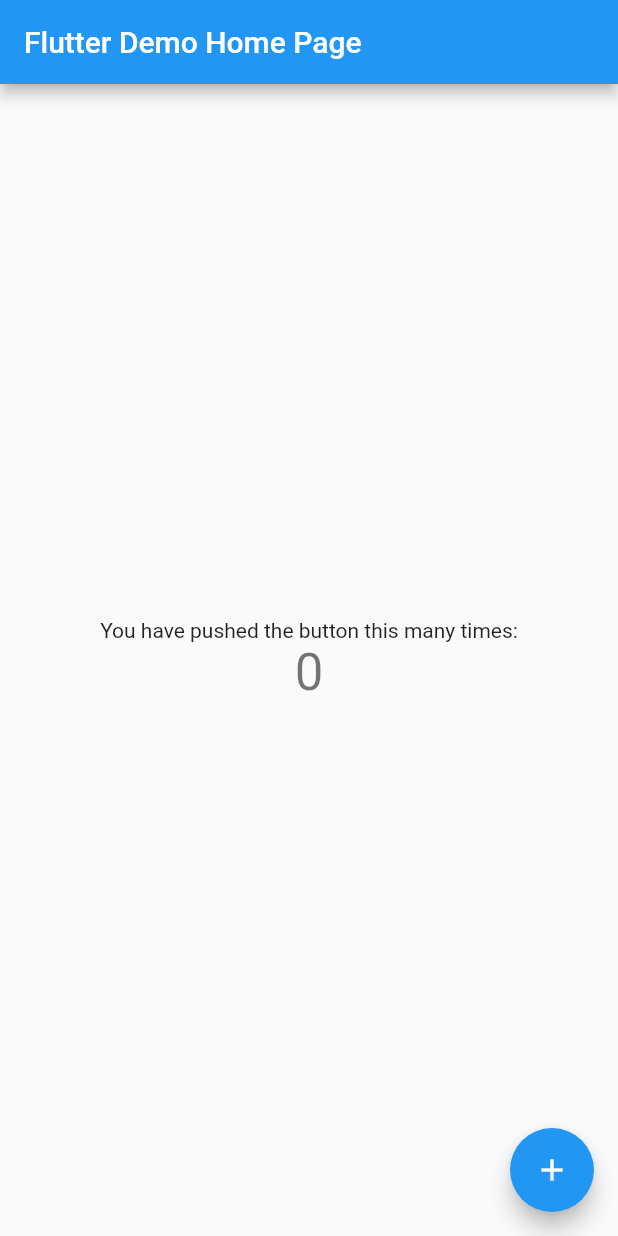
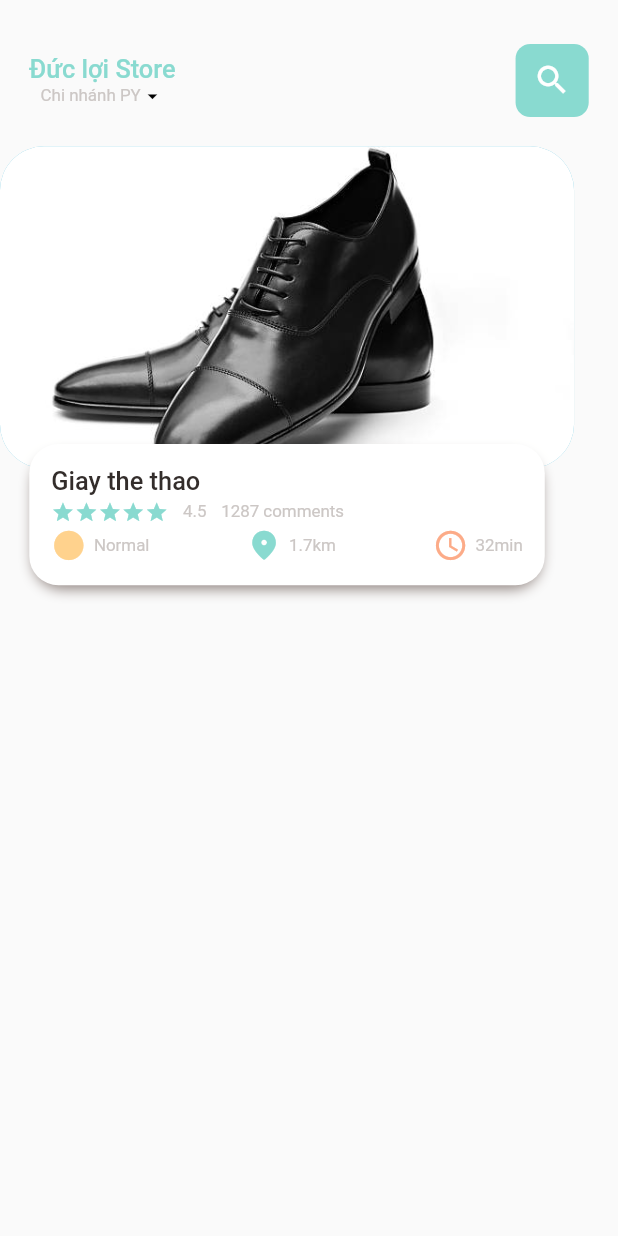
Before and after one commit to leminhmy/store_shoes_app, a Flutter app: the screen it shows after launch, on a phone screen of 412 x 824 dp. Run offline on Flutter 3.47's test engine with Material 2 defaults, Android fonts, the phone set to English and light mode, and no system bars; our stand-ins replace get.

Commit message:
start build widget Home

```diff
--- /dev/null
+++ b/lib/components/big_text.dart
@@ -0,0 +1,24 @@
+import 'package:flutter/material.dart';
+
+import '../utils/colors.dart';
+import '../utils/dimensions.dart';
+
+class BigText extends StatelessWidget {
+  const BigText({
+    Key? key, required this.text, this.fontSize = 18, this.color = Colors.grey, this.fontWeight = FontWeight.w500,
+  }) : super(key: key);
+
+  final String text;
+  final double fontSize;
+  final Color color;
+  final FontWeight fontWeight;
+
+  @override
+  Widget build(BuildContext context) {
+    return Text(text,style: TextStyle(
+      color: color==Colors.grey?AppColors.mainColor:color,
+      fontSize: fontSize==18?Dimensions.font18:fontSize,
+      fontWeight: FontWeight.w500,
+    ));
+  }
+}
--- /dev/null
+++ b/lib/components/icon_and_text.dart
@@ -0,0 +1,25 @@
+import 'package:flutter/material.dart';
+import 'package:store_shoes_app/components/small_text.dart';
+
+import '../utils/dimensions.dart';
+
+class IconAndText extends StatelessWidget {
+  const IconAndText({
+    Key? key, required this.text, required this.icon, required this.color,
+  }) : super(key: key);
+
+  final String text;
+  final IconData icon;
+  final Color color;
+
+  @override
+  Widget build(BuildContext context) {
+    return Row(
+      children: [
+        Icon(icon,color: color,size: Dimensions.iconSize24,),
+        const SizedBox(width: 5,),
+        SmallText(text: text,),
+      ],
+    );
+  }
+}
--- /dev/null
+++ b/lib/components/small_text.dart
@@ -0,0 +1,22 @@
+import 'package:flutter/material.dart';
+
+import '../utils/colors.dart';
+import '../utils/dimensions.dart';
+
+class SmallText extends StatelessWidget {
+  const SmallText({
+    Key? key, required this.text, this.fontSize = 12, this.color = Colors.grey,
+  }) : super(key: key);
+
+  final String text;
+  final double fontSize;
+  final Color color;
+
+  @override
+  Widget build(BuildContext context) {
+    return Text(text,style: TextStyle(
+      color: color==Colors.grey?AppColors.textColor:color,
+      fontSize: fontSize==12?Dimensions.font12:fontSize,
+    ));
+  }
+}
--- a/lib/main.dart
+++ b/lib/main.dart
@@ -1,4 +1,6 @@
 import 'package:flutter/material.dart';
+import 'package:store_shoes_app/screens/home_page/home_page.dart';
+import 'package:get/get.dart';
 
 void main() {
   runApp(const MyApp());
@@ -10,106 +12,13 @@ class MyApp extends StatelessWidget {
   // This widget is the root of your application.
   @override
   Widget build(BuildContext context) {
-    return MaterialApp(
+    return GetMaterialApp(
+      debugShowCheckedModeBanner: false,
       title: 'Flutter Demo',
       theme: ThemeData(
-        // This is the theme of your application.
-        //
-        // Try running your application with "flutter run". You'll see the
-        // application has a blue toolbar. Then, without quitting the app, try
-        // changing the primarySwatch below to Colors.green and then invoke
-        // "hot reload" (press "r" in the console where you ran "flutter run",
-        // or simply save your changes to "hot reload" in a Flutter IDE).
-        // Notice that the counter didn't reset back to zero; the application
-        // is not restarted.
         primarySwatch: Colors.blue,
       ),
-      home: const MyHomePage(title: 'Flutter Demo Home Page'),
+      home: const HomePage(),
     );
   }
 }
-
-class MyHomePage extends StatefulWidget {
-  const MyHomePage({Key? key, required this.title}) : super(key: key);
-
-  // This widget is the home page of your application. It is stateful, meaning
-  // that it has a State object (defined below) that contains fields that affect
-  // how it looks.
-
-  // This class is the configuration for the state. It holds the values (in this
-  // case the title) provided by the parent (in this case the App widget) and
-  // used by the build method of the State. Fields in a Widget subclass are
-  // always marked "final".
-
-  final String title;
-
-  @override
-  State<MyHomePage> createState() => _MyHomePageState();
-}
-
-class _MyHomePageState extends State<MyHomePage> {
-  int _counter = 0;
-
-  void _incrementCounter() {
-    setState(() {
-      // This call to setState tells the Flutter framework that something has
-      // changed in this State, which causes it to rerun the build method below
-      // so that the display can reflect the updated values. If we changed
-      // _counter without calling setState(), then the build method would not be
-      // called again, and so nothing would appear to happen.
-      _counter++;
-    });
-  }
-
-  @override
-  Widget build(BuildContext context) {
-    // This method is rerun every time setState is called, for instance as done
-    // by the _incrementCounter method above.
-    //
-    // The Flutter framework has been optimized to make rerunning build methods
-    // fast, so that you can just rebuild anything that needs updating rather
-    // than having to individually change instances of widgets.
-    return Scaffold(
-      appBar: AppBar(
-        // Here we take the value from the MyHomePage object that was created by
-        // the App.build method, and use it to set our appbar title.
-        title: Text(widget.title),
-      ),
-      body: Center(
-        // Center is a layout widget. It takes a single child and positions it
-        // in the middle of the parent.
-        child: Column(
-          // Column is also a layout widget. It takes a list of children and
-          // arranges them vertically. By default, it sizes itself to fit its
-          // children horizontally, and tries to be as tall as its parent.
-          //
-          // Invoke "debug painting" (press "p" in the console, choose the
-          // "Toggle Debug Paint" action from the Flutter Inspector in Android
-          // Studio, or the "Toggle Debug Paint" command in Visual Studio Code)
-          // to see the wireframe for each widget.
-          //
-          // Column has various properties to control how it sizes itself and
-          // how it positions its children. Here we use mainAxisAlignment to
-          // center the children vertically; the main axis here is the vertical
-          // axis because Columns are vertical (the cross axis would be
-          // horizontal).
-          mainAxisAlignment: MainAxisAlignment.center,
-          children: <Widget>[
-            const Text(
-              'You have pushed the button this many times:',
-            ),
-            Text(
-              '$_counter',
-              style: Theme.of(context).textTheme.headline4,
-            ),
-          ],
-        ),
-      ),
-      floatingActionButton: FloatingActionButton(
-        onPressed: _incrementCounter,
-        tooltip: 'Increment',
-        child: const Icon(Icons.add),
-      ), // This trailing comma makes auto-formatting nicer for build methods.
-    );
-  }
-}
--- /dev/null
+++ b/lib/screens/home_page/components/app_bar_home.dart
@@ -0,0 +1,49 @@
+import 'package:flutter/material.dart';
+
+import '../../../components/big_text.dart';
+import '../../../components/small_text.dart';
+import '../../../utils/colors.dart';
+import '../../../utils/dimensions.dart';
+
+class AppBarHome extends StatelessWidget {
+  const AppBarHome({
+    Key? key,
+  }) : super(key: key);
+
+  @override
+  Widget build(BuildContext context) {
+    return Padding(
+      padding: EdgeInsets.symmetric(horizontal: Dimensions.width20),
+      child: Row(
+        mainAxisAlignment: MainAxisAlignment.spaceBetween,
+        children: [
+          Column(
+            children: [
+              BigText(text: "Đức lợi Store"),
+              Row(
+                children: [
+                  SmallText(text: "Chi nhánh PY",),
+                  Icon(Icons.arrow_drop_down_outlined,color: Colors.black,size: Dimensions.iconSize16,),
+                ],
+              )
+            ],
+          ),
+          Container(
+            height: Dimensions.height50,
+            width: Dimensions.width50,
+            padding: EdgeInsets.all(Dimensions.width10),
+            decoration: BoxDecoration(
+              color: AppColors.mainColor,
+              borderRadius: BorderRadius.circular(Dimensions.radius10),
+            ),
+            child: Icon(
+              Icons.search,
+              color: Colors.white,
+              size: Dimensions.iconSize26,
+            ),
+          ),
+        ],
+      ),
+    );
+  }
+}
--- /dev/null
+++ b/lib/screens/home_page/home_page.dart
@@ -0,0 +1,138 @@
+import 'package:flutter/material.dart';
+import 'package:store_shoes_app/utils/colors.dart';
+import 'package:store_shoes_app/utils/dimensions.dart';
+
+import '../../components/big_text.dart';
+import '../../components/icon_and_text.dart';
+import '../../components/small_text.dart';
+import 'components/app_bar_home.dart';
+
+class HomePage extends StatelessWidget {
+  const HomePage({Key? key}) : super(key: key);
+
+  @override
+  Widget build(BuildContext context) {
+    return Scaffold(
+      body: Padding(
+        padding: EdgeInsets.only(top: Dimensions.height30),
+        child: Column(
+          children: [
+            AppBarHome(),
+            SizedBox(height: Dimensions.height20,),
+            SizedBox(
+              height: Dimensions.pageView,
+              child: PageView.builder(
+                itemCount: 5,
+                  physics: BouncingScrollPhysics(),
+                  itemBuilder: (context, index){
+                    return Padding(
+                      padding: EdgeInsets.only(right: Dimensions.width30),
+                      child: Align(
+                        alignment: Alignment.topCenter,
+                        child: Stack(
+                          children: [
+                            //imageBackground banner
+                            GestureDetector(
+                              onTap: (){
+                                // Get.toNamed(RouteHelper.getPopularFood(index, "Home"));
+                              },
+                              child: Container(
+                                height: Dimensions.pageViewContainer,
+                                decoration: BoxDecoration(
+                                    color: index.isEven?Color(0xFF69c5df):Color(0xFF9294cc),
+                                    image: DecorationImage(
+                                        // image: NetworkImage(AppConstants.BASE_URL+AppConstants.UPLOAD_URL+popularProduct.img!),
+                                      image: AssetImage("assets/images/a2.jpg"),
+                                        fit: BoxFit.cover),
+                                    borderRadius:
+                                    BorderRadius.all(Radius.circular(Dimensions.radius30))),
+                              ),
+                            ),
+
+                            //information banner
+                            Align(
+                              alignment: Alignment.bottomCenter,
+                              child: Container(
+                                margin: EdgeInsets.all(Dimensions.width20),
+                                padding: EdgeInsets.all(Dimensions.width15),
+                                height: Dimensions.pageViewTextContainer,
+                                width: double.infinity,
+                                decoration: BoxDecoration(
+                                  color: Colors.white,
+                                  boxShadow: [
+                                    BoxShadow(
+                                      color: AppColors.paraColor,
+                                      blurRadius: 7,
+                                      spreadRadius: -3,
+                                      offset: const Offset(0, 5),
+                                    ),
+                                  ],
+                                  borderRadius:
+                                  BorderRadius.all(Radius.circular(Dimensions.radius20)),
+                                ),
+                                child: Column(
+                                  mainAxisAlignment: MainAxisAlignment.spaceBetween,
+                                  crossAxisAlignment: CrossAxisAlignment.start,
+                                  children: [
+                                    BigText(
+                                      text: "Giay the thao",
+                                      color: AppColors.mainBlackColor,
+                                    ),
+                                    Row(
+                                      children: [
+                                        Row(
+                                          children: List.generate(
+                                              5,
+                                                  (index) => Icon(
+                                                Icons.star,
+                                                color: AppColors.mainColor,
+                                                size: Dimensions.iconSize16,
+                                              )),
+                                        ),
+                                        SizedBox(
+                                          width: Dimensions.width10,
+                                        ),
+                                        SmallText(text: "4.5"),
+                                        SizedBox(
+                                          width: Dimensions.width10,
+                                        ),
+                                        SmallText(text: "1287 comments"),
+                                      ],
+                                    ),
+                                    Row(
+                                      mainAxisAlignment: MainAxisAlignment.spaceBetween,
+                                      children: [
+                                        IconAndText(
+                                          icon: Icons.circle,
+                                          color: AppColors.iconColor1,
+                                          text: "Normal",
+                                        ),
+                                        IconAndText(
+                                          icon: Icons.location_on_rounded,
+                                          color: AppColors.mainColor,
+                                          text: "1.7km",
+                                        ),
+                                        IconAndText(
+                                          icon: Icons.access_time_sharp,
+                                          color: AppColors.iconColor2,
+                                          text: "32min",
+                                        ),
+                                      ],
+                                    ),
+                                  ],
+                                ),
+                              ),
+                            )
+                          ],
+                        ),
+                      ),
+                    );
+                  }
+              ),
+            )
+          ],
+        ),
+      ),
+    );
+  }
+}
--- a/pubspec.yaml
+++ b/pubspec.yaml
@@ -62,8 +62,8 @@ flutter:
   uses-material-design: true
 
   # To add assets to your application, add an assets section, like this:
-  # assets:
-  #   - images/a_dot_burr.jpeg
+  assets:
+   - assets/images/
   #   - images/a_dot_ham.jpeg
 
   # An image asset can refer to one or more resolution-specific "variants", see
```
